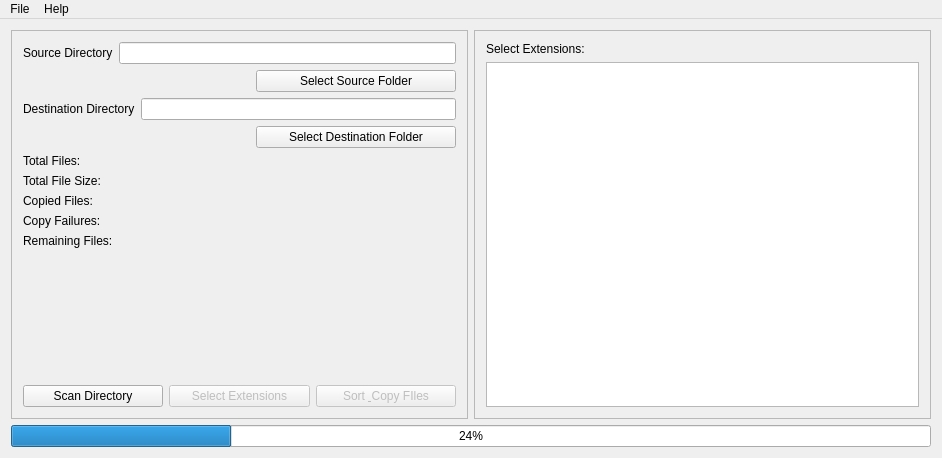
fjpereny/GnuSort, file Forms/mainwindow.ui: the form before one commit.
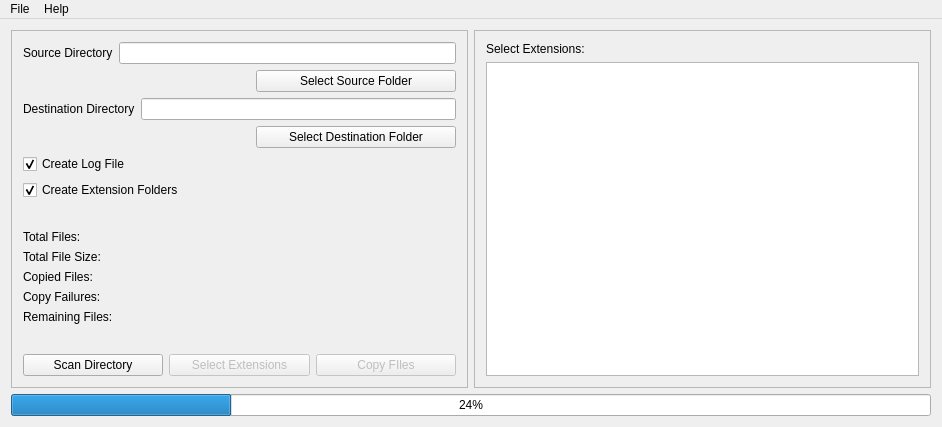
The form after the commit.

Commit message: Added about box, create extension folder functionality, optional log files.

```diff
--- a/Forms/mainwindow.ui
+++ b/Forms/mainwindow.ui
@@ -7,7 +7,7 @@
     <x>0</x>
     <y>0</y>
     <width>942</width>
-    <height>458</height>
+    <height>427</height>
    </rect>
   </property>
   <property name="windowTitle">
@@ -122,8 +122,41 @@
            </item>
           </layout>
          </item>
+         <item>
+          <widget class="QCheckBox" name="logCheckBox">
+           <property name="text">
+            <string>Create Log File</string>
+           </property>
+           <property name="checked">
+            <bool>true</bool>
+           </property>
+          </widget>
+         </item>
+         <item>
+          <widget class="QCheckBox" name="extensionFolderCheckbox">
+           <property name="text">
+            <string>Create Extension Folders</string>
+           </property>
+           <property name="checked">
+            <bool>true</bool>
+           </property>
+          </widget>
+         </item>
          <item>
           <layout class="QVBoxLayout" name="verticalLayout">
+           <item>
+            <spacer name="verticalSpacer_2">
+             <property name="orientation">
+              <enum>Qt::Vertical</enum>
+             </property>
+             <property name="sizeHint" stdset="0">
+              <size>
+               <width>20</width>
+               <height>40</height>
+              </size>
+             </property>
+            </spacer>
+           </item>
            <item>
             <widget class="QLabel" name="totalFilesLabel">
              <property name="minimumSize">
@@ -215,7 +248,7 @@
                 </size>
                </property>
                <property name="text">
-                <string>Sort &amp; Copy FIles</string>
+                <string>Copy FIles</string>
                </property>
               </widget>
              </item>
```
The commit also changes 2 other files.
